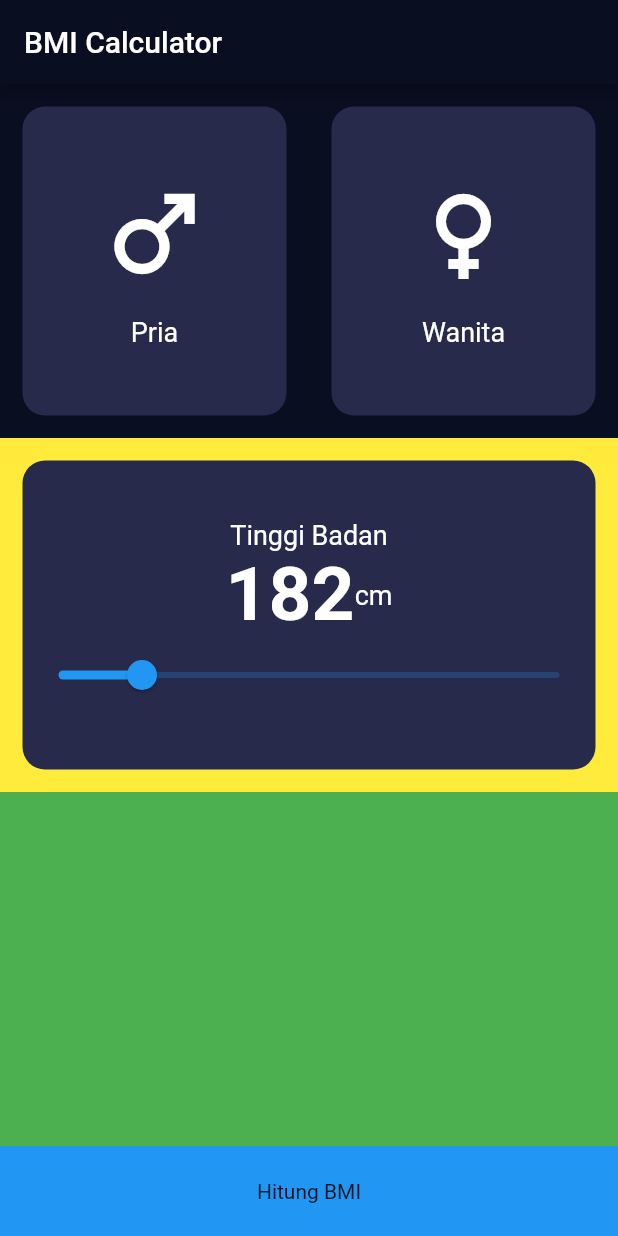
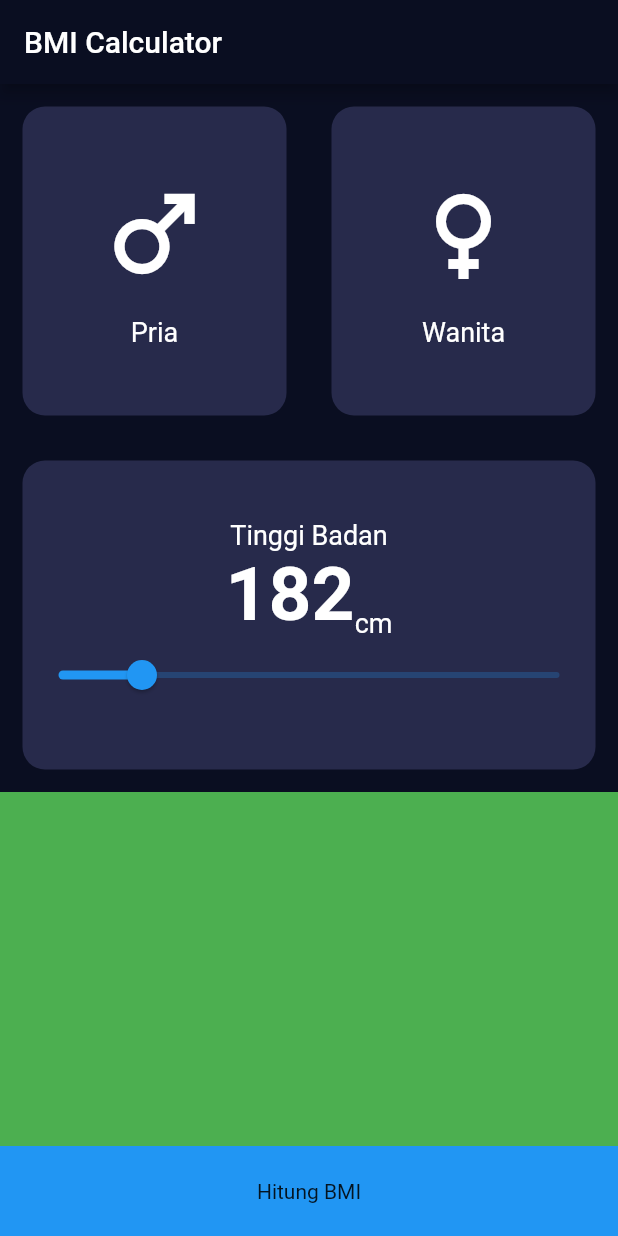
Before and after one commit to ImamHaris/bmiimhar, a Flutter app: the screen it shows after launch, on a phone screen of 412 x 824 dp. Run offline on Flutter 3.47's test engine with Material 2 defaults, Android fonts, the phone set to English and light mode, and no system bars.

Commit message:
Update bmi_data_screen.dart

```diff
--- a/lib/views/bmi_data_screen.dart
+++ b/lib/views/bmi_data_screen.dart
@@ -55,6 +55,7 @@ class _BmiDataScreenState extends State<BmiDataScreen> {
                   ),
                   Row(
                     mainAxisAlignment: MainAxisAlignment.center,
+                    crossAxisAlignment: CrossAxisAlignment.end,
                     children: [
                       Text(
                         "182",
@@ -79,7 +80,6 @@ class _BmiDataScreenState extends State<BmiDataScreen> {
                 ],
               ),
             ),
-            color: Colors.yellow,
           ),
         ),
         Expanded(
```
